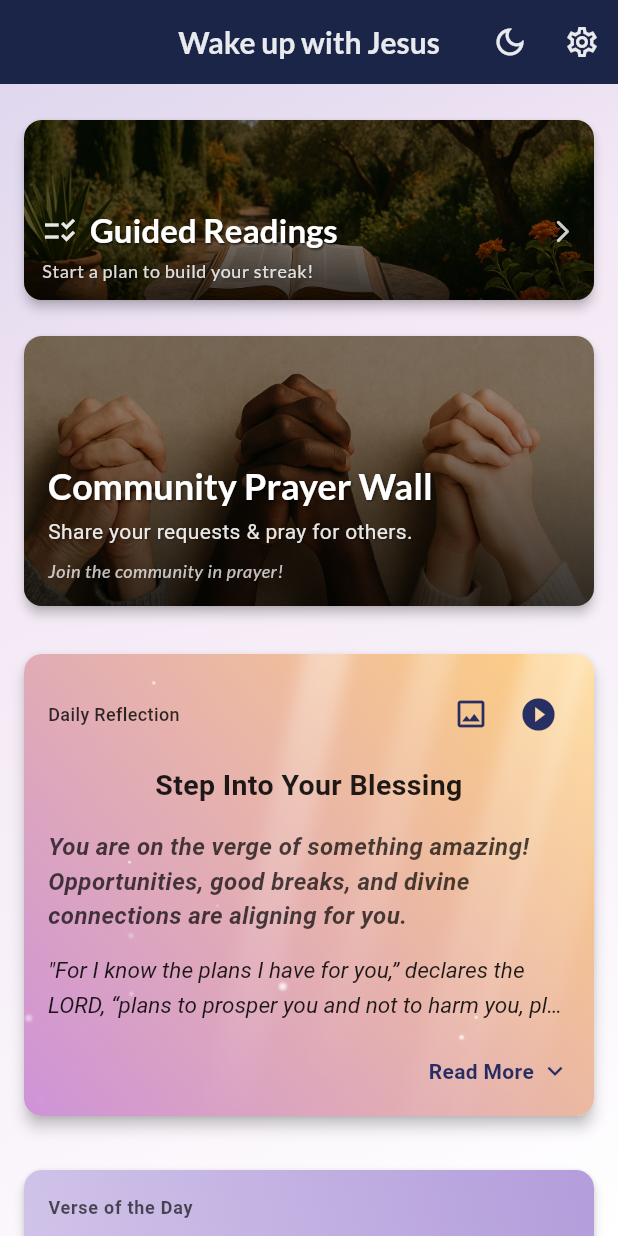
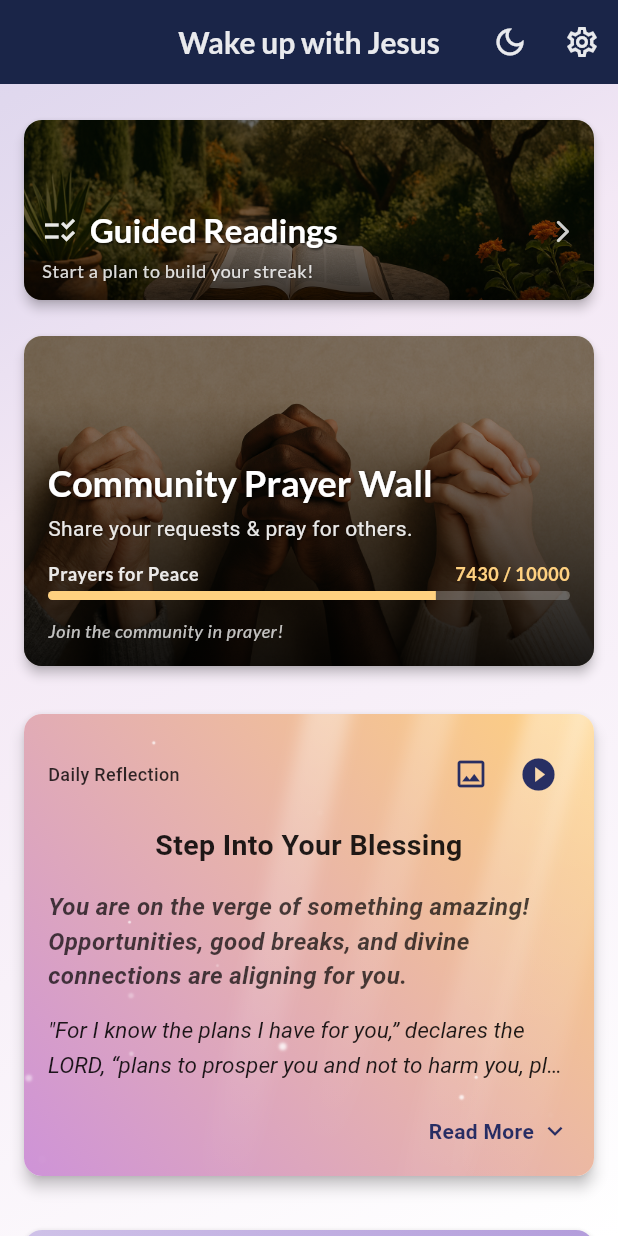
Before and after one commit to harleynelson/wwjd, a Flutter app: the screen it shows after launch, on a phone screen of 412 x 824 dp. Run offline on Flutter 3.47's test engine with Material 3 defaults, Android fonts, the phone set to English and light mode, and no system bars; our stand-ins replace audioplayers, cloud_firestore, firebase_auth, firebase_core, firebase_remote_config, flutter_colorpicker and 7 more; missing offline and left inert: firebase_app_check, in_app_purchase_storekit; accounts and stored records are empty; generated files the repository leaves out were written again; network calls fail.

Commit message:
community prayers

```diff
--- a/lib/screens/home_screen.dart
+++ b/lib/screens/home_screen.dart
@@ -22,6 +22,7 @@ import '../services/prayer_service.dart';
 import '../screens/verse_image_generator_screen.dart'; // <<< NEW IMPORT
 
 // Screen imports
+import '../widgets/home/community_prayer_goal_widget.dart';
 import 'full_bible_reader_screen.dart';
 import 'favorites_screen.dart';
 import 'settings_screen.dart';
@@ -96,6 +97,34 @@ class _HomeScreenState extends State<HomeScreen> {
         _assignFutures();
       }
     });
+
+    // Check for Prayer Echoes shortly after load
+    WidgetsBinding.instance.addPostFrameCallback((_) {
+      _checkForEchoes();
+    });
+  }
+
+  Future<void> _checkForEchoes() async {
+    final prayerService = Provider.of<PrayerService>(context, listen: false);
+    String? echoMessage = await prayerService.checkForNewPrayerEcho(context);
+
+    if (echoMessage != null && mounted) {
+      ScaffoldMessenger.of(context).showSnackBar(
+        SnackBar(
+          content: Row(
+            children: [
+              const Icon(Icons.favorite, color: Colors.pinkAccent, size: 20),
+              const SizedBox(width: 12),
+              Expanded(child: Text(echoMessage)),
+            ],
+          ),
+          behavior: SnackBarBehavior.floating,
+          shape: RoundedRectangleBorder(borderRadius: BorderRadius.circular(10)),
+          backgroundColor: Colors.grey.shade900,
+          duration: const Duration(seconds: 5),
+        )
+      );
+    }
   }
 
   @override
@@ -373,6 +402,7 @@ class _HomeScreenState extends State<HomeScreen> {
         child: RefreshIndicator( onRefresh: _refreshAllData,
           child: ListView( padding: const EdgeInsets.all(16.0),
             children: <Widget>[
+
               ReadingStreakCard(
                 readingStreakFuture: _readingStreakFuture,
                 onTap: () {
@@ -397,7 +427,7 @@ class _HomeScreenState extends State<HomeScreen> {
                   if (snapshot.connectionState == ConnectionState.waiting && !snapshot.hasData && !snapshot.hasError) { return DevotionalOfTheDayCard( devotional: Devotional(title: "", coreMessage: "", scriptureFocus: "", scriptureReference: "", reflection: "", prayerDeclaration: ""), isLoading: true, fontSizeDelta: _fontSizeDelta,  readerFontFamily: _selectedFontFamily, ); }
                   if (snapshot.hasError) { print("Error in _devotionalFuture FutureBuilder: ${snapshot.error}"); return DevotionalOfTheDayCard( devotional: Devotional(title: "Error", coreMessage: "Could not load devotional.", scriptureFocus: "", scriptureReference: "", reflection: "Please try again later.", prayerDeclaration: ""), isLoading: false, fontSizeDelta: _fontSizeDelta,  readerFontFamily: _selectedFontFamily, );}
                   final devotionalData = snapshot.data;  if (devotionalData == null && snapshot.connectionState != ConnectionState.waiting) { return DevotionalOfTheDayCard(  devotional: Devotional(title: "Not Available", coreMessage: "Today's devotional is not available.", scriptureFocus: "", scriptureReference: "", reflection: "", prayerDeclaration: ""), isLoading: false, fontSizeDelta: _fontSizeDelta,  readerFontFamily: _selectedFontFamily, ); }
-                  return DevotionalOfTheDayCard( devotional: devotionalData ?? Devotional(title: "", coreMessage: "Loading...", scriptureFocus: "", scriptureReference: "", reflection: "", prayerDeclaration: ""),  isLoading: snapshot.connectionState == ConnectionState.waiting,  enableCardAnimations: true, speckCount: 15, fontSizeDelta: _fontSizeDelta,  readerFontFamily: _selectedFontFamily, onShareScriptureAsImage: () => _shareDevotionalScriptureAsImage(devotionalData), ); // <<< ADDED CALLBACK
+                  return DevotionalOfTheDayCard( devotional: devotionalData ?? Devotional(title: "", coreMessage: "Loading...", scriptureFocus: "", scriptureReference: "", reflection: "", prayerDeclaration: ""),  isLoading: snapshot.connectionState == ConnectionState.waiting,  enableCardAnimations: true, speckCount: 15, fontSizeDelta: _fontSizeDelta,  readerFontFamily: _selectedFontFamily, onShareScriptureAsImage: () => _shareDevotionalScriptureAsImage(devotionalData), );
               },),
               const SizedBox(height: 20.0),
               FutureBuilder<VotDDataBundle>( future: _votdFuture,  builder: (context, snapshot) {
@@ -405,7 +435,7 @@ class _HomeScreenState extends State<HomeScreen> {
                   if (snapshot.hasData && snapshot.data!.verseData != null) { _currentVotDDataBundle = snapshot.data!;  bundleForDisplay = _currentVotDDataBundle; } else if (_currentVotDDataBundle != null && _currentVotDDataBundle!.verseData != null) { bundleForDisplay = _currentVotDDataBundle; } else if (snapshot.hasError) { print("Error in _votdFuture FutureBuilder: ${snapshot.error}"); return VerseOfTheDayCard(isLoading: false, verseText: "Could not load verse.", verseRef: "Error", isFavorite: false, assignedFlagNames: const [], enableCardAnimations: false, fontSizeDelta: _fontSizeDelta, readerFontFamily: _selectedFontFamily); } else if (snapshot.connectionState != ConnectionState.waiting && (snapshot.data == null || snapshot.data!.verseData == null)) { return VerseOfTheDayCard(isLoading: false, verseText: "Verse not available.", verseRef: "", isFavorite: false, assignedFlagNames: const [], enableCardAnimations: false, fontSizeDelta: _fontSizeDelta, readerFontFamily: _selectedFontFamily); }
                   if (bundleForDisplay == null || bundleForDisplay.verseData == null) { return VerseOfTheDayCard(isLoading: true, verseText: "Loading...", verseRef: "", isFavorite: false, assignedFlagNames: const [], enableCardAnimations: true, speckCount: 10, fontSizeDelta: _fontSizeDelta, readerFontFamily: _selectedFontFamily); }
                   final VotDDataBundle currentBundle = bundleForDisplay; String votdText = currentBundle.verseData![DatabaseHelper.bibleColVerseText] ?? "Error: Text missing."; String bookAbbr = currentBundle.verseData![DatabaseHelper.bibleColBook] ?? "??"; String chapterStr = currentBundle.verseData![DatabaseHelper.bibleColChapter]?.toString() ?? "?"; String verseNum = currentBundle.verseData![DatabaseHelper.bibleColStartVerse]?.toString() ?? "?"; String votdRef = "${getFullBookName(bookAbbr)} $chapterStr:$verseNum"; List<String> flagNamesForVotD = []; if (currentBundle.isFavorite && currentBundle.assignedFlagIds.isNotEmpty) { flagNamesForVotD = currentBundle.assignedFlagIds.map((id) { final flag = _allAvailableFlags.firstWhere((f) => f.id == id, orElse: () => Flag(id: 0, name: "Unknown")); return flag.name; }).where((name) => name != "Unknown").toList(); flagNamesForVotD.sort(); }
-                  return VerseOfTheDayCard( isLoading: showAsLoading,  verseText: votdText, verseRef: votdRef, isFavorite: currentBundle.isFavorite, assignedFlagNames: flagNamesForVotD, onToggleFavorite: () => _toggleVotDFavorite(currentBundle), onManageFlags: currentBundle.isFavorite ? () => _openFlagManagerForVotD(currentBundle) : null, enableCardAnimations: true, speckCount: 10, fontSizeDelta: _fontSizeDelta, readerFontFamily: _selectedFontFamily, onShareAsImage: () => _shareVotDAsImage(currentBundle),); // <<< ADDED CALLBACK
+                  return VerseOfTheDayCard( isLoading: showAsLoading,  verseText: votdText, verseRef: votdRef, isFavorite: currentBundle.isFavorite, assignedFlagNames: flagNamesForVotD, onToggleFavorite: () => _toggleVotDFavorite(currentBundle), onManageFlags: currentBundle.isFavorite ? () => _openFlagManagerForVotD(currentBundle) : null, enableCardAnimations: true, speckCount: 10, fontSizeDelta: _fontSizeDelta, readerFontFamily: _selectedFontFamily, onShareAsImage: () => _shareVotDAsImage(currentBundle),);
               },),
               const SizedBox(height: 24.0),
               HomeNavigationButton(icon: Icons.menu_book_outlined, label: "Read Full Bible", onTap: () => Navigator.push(context, MaterialPageRoute(builder: (_) => const FullBibleReaderScreen())).then((_) => _refreshAllData())),
--- a/lib/widgets/home/prayer_wall_promo_card.dart
+++ b/lib/widgets/home/prayer_wall_promo_card.dart
@@ -1,7 +1,9 @@
 // File: lib/widgets/home/prayer_wall_promo_card.dart
 // Path: lib/widgets/home/prayer_wall_promo_card.dart
 import 'package:flutter/material.dart';
-import '../../models/user_prayer_profile_model.dart'; // For UserPrayerProfile
+import 'package:provider/provider.dart'; // Added for Provider
+import '../../models/user_prayer_profile_model.dart';
+import '../../services/prayer_service.dart'; // Added for PrayerService
 
 class PrayerWallPromoCard extends StatelessWidget {
   final Future<UserPrayerProfile?> prayerStreakProfileFuture;
@@ -16,6 +18,8 @@ class PrayerWallPromoCard extends StatelessWidget {
   @override
   Widget build(BuildContext context) {
     final theme = Theme.of(context);
+    // Get the service to fetch the goal
+    final prayerService = Provider.of<PrayerService>(context, listen: false);
 
     return Card(
       elevation: 3.0,
@@ -30,7 +34,7 @@ class PrayerWallPromoCard extends StatelessWidget {
             Ink.image(
               image:
                   const AssetImage('assets/images/home/home_prayer_wall.png'),
-              height: 180,
+              height: 220, // Increased height slightly to accommodate the goal
               fit: BoxFit.cover,
               colorFilter: ColorFilter.mode(
                 Colors.black.withOpacity(0.35),
@@ -43,12 +47,12 @@ class PrayerWallPromoCard extends StatelessWidget {
                 decoration: BoxDecoration(
                   gradient: LinearGradient(
                     colors: [
-                      Colors.black.withOpacity(0.6),
+                      Colors.black.withOpacity(0.8), // Darkened slightly for readability
                       Colors.black.withOpacity(0.0),
                     ],
                     begin: Alignment.bottomCenter,
                     end: Alignment.topCenter,
-                    stops: const [0.0, 0.7],
+                    stops: const [0.0, 0.8],
                   ),
                 ),
                 child: Column(
@@ -81,7 +85,66 @@ class PrayerWallPromoCard extends StatelessWidget {
                         ],
                       ),
                     ),
-                    const SizedBox(height: 8),
+
+                    const SizedBox(height: 12),
+
+                    // --- Community Prayer Goal Section (Merged) ---
+                    StreamBuilder<Map<String, dynamic>>(
+                      stream: prayerService.getGlobalPrayerGoal(),
+                      builder: (context, snapshot) {
+                        int current = 7430;
+                        int target = 10000;
+                        String label = "Prayers for Peace";
+
+                        if (snapshot.hasData) {
+                          current = snapshot.data!['current'] ?? current;
+                          target = snapshot.data!['target'] ?? target;
+                          label = snapshot.data!['label'] ?? label;
+                        }
+
+                        double progress = (current / target).clamp(0.0, 1.0);
+
+                        return Column(
+                          crossAxisAlignment: CrossAxisAlignment.start,
+                          children: [
+                            Row(
+                              mainAxisAlignment: MainAxisAlignment.spaceBetween,
+                              children: [
+                                Text(
+                                  label,
+                                  style: theme.textTheme.bodySmall?.copyWith(
+                                    color: Colors.white.withOpacity(0.9),
+                                    fontWeight: FontWeight.bold,
+                                  ),
+                                ),
+                                Text(
+                                  "$current / $target",
+                                  style: theme.textTheme.bodySmall?.copyWith(
+                                    color: Colors.orangeAccent.shade100,
+                                    fontWeight: FontWeight.bold,
+                                  ),
+                                ),
+                              ],
+                            ),
+                            const SizedBox(height: 4),
+                            ClipRRect(
+                              borderRadius: BorderRadius.circular(4),
+                              child: LinearProgressIndicator(
+                                value: progress,
+                                minHeight: 6,
+                                backgroundColor: Colors.white24,
+                                valueColor: AlwaysStoppedAnimation<Color>(
+                                    Colors.orangeAccent.shade100),
+                              ),
+                            ),
+                          ],
+                        );
+                      },
+                    ),
+                    // --- End Community Goal ---
+
+                    const SizedBox(height: 12),
+
                     // --- Prayer Streak Display ---
                     FutureBuilder<UserPrayerProfile?>(
                       future: prayerStreakProfileFuture,
```
Also changed, not shown: lib/screens/prayer_wall/prayer_wall_screen.dart (+11 -2 lines), lib/services/prayer_service.dart (+80 -64 lines), lib/widgets/prayer_wall/river_prayer_item.dart (+57 -30 lines), lib/widgets/prayer_wall/well_of_hope_widget.dart (+14 -2 lines).
